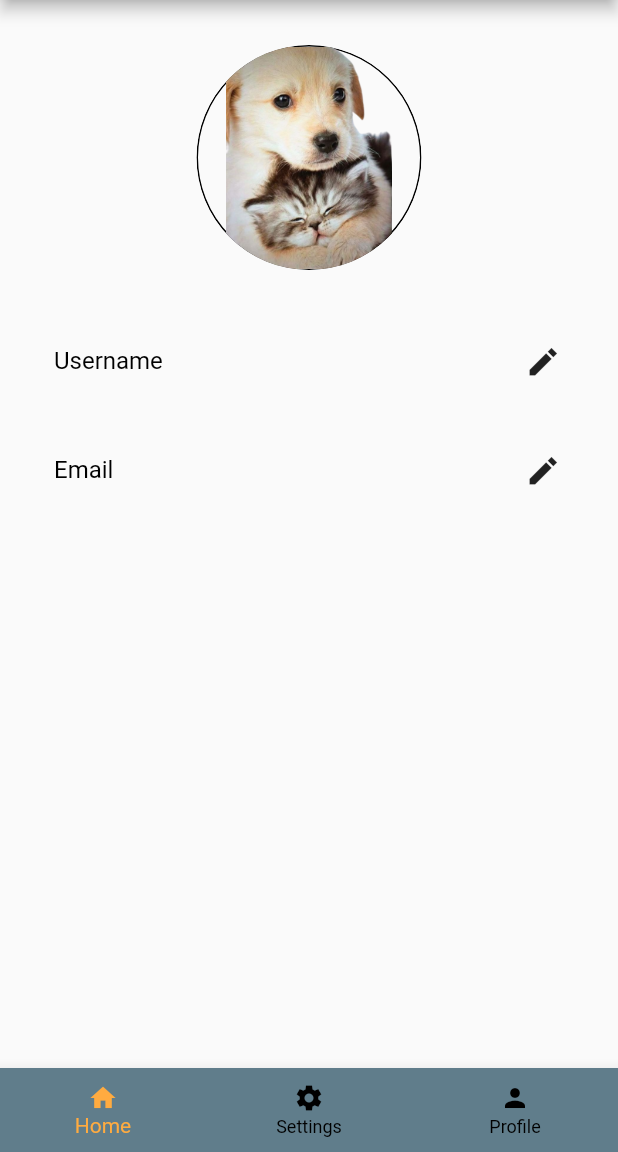
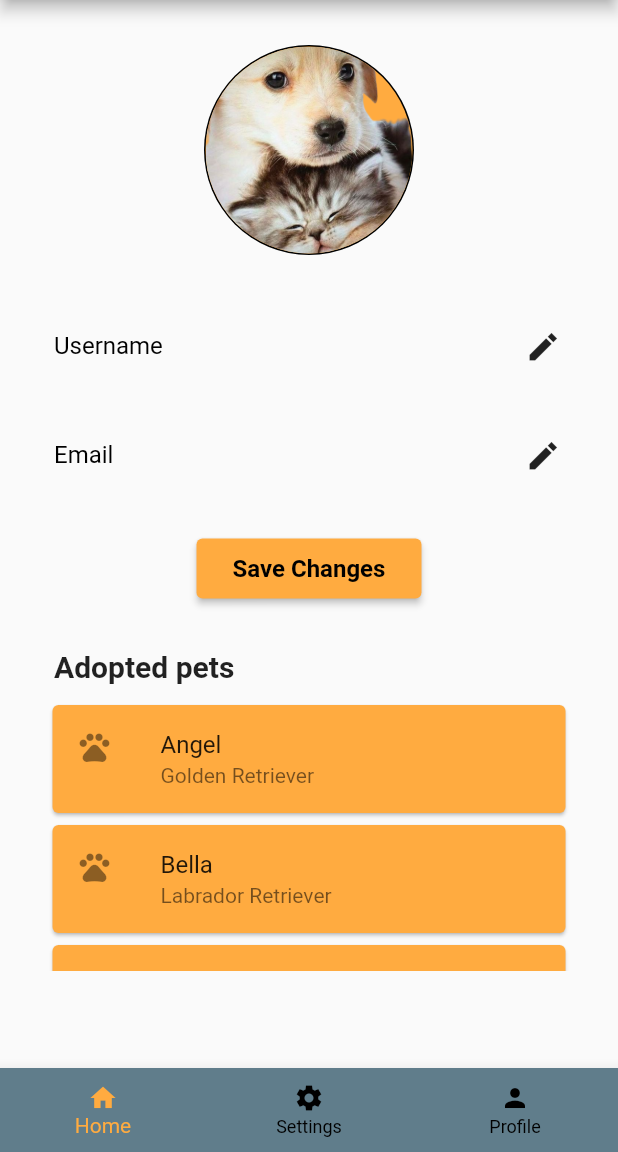
Before and after one commit to moonflaked/PetMatch, a Flutter app: the PetMatchPageSelector screen opened directly, swiped to page 3, on a phone screen of 412 x 824 dp, the part 84-1236 px from its top. Run offline on Flutter 3.47's test engine with Material 2 defaults, Android fonts, the phone set to English and light mode, and no system bars.

Commit message:
Completed profile page and changed profile picture into CircleAvatar

```diff
--- a/lib/category_page.dart
+++ b/lib/category_page.dart
@@ -47,6 +47,7 @@ class _PetMatchPageSelectorState extends State<PetMatchPageSelector> {
   @override
   Widget build(BuildContext context) {
     return Scaffold(
+        resizeToAvoidBottomInset: false,
         appBar: AppBar(
             backgroundColor: Colors.blueGrey,
             leading: Image.asset("assets/images/logo.png"),
@@ -310,7 +311,6 @@ class _CategoryScrollSectionState extends State<CategoryScrollSection>
                             return SpeciesContainer(
                                 speciesName: mapOfSpecies[categoryName]![pIndex]
                             );
-
                           }
                       )
                     ],
--- a/lib/profile_page.dart
+++ b/lib/profile_page.dart
@@ -11,7 +11,11 @@ class _ProfilePageState extends State<ProfilePage> {
   TextEditingController usernameController = TextEditingController();
   TextEditingController emailController = TextEditingController();
 
-
+  Map<String, String> mapOfPets = {
+    "Angel" : "Golden Retriever",
+    "Bella" : "Labrador Retriever",
+    "Daisy" : "Beagle",
+  };
 
   @override
   Widget build(BuildContext context) {
@@ -20,6 +24,8 @@ class _ProfilePageState extends State<ProfilePage> {
 
     String emailFieldTitle = "Email";
     FocusNode emailFocusNode = FocusNode();
+
+    ScrollController adoptedPetScrollController = ScrollController();
     return Column(
       crossAxisAlignment: CrossAxisAlignment.center,
       children: [
@@ -48,8 +54,94 @@ class _ProfilePageState extends State<ProfilePage> {
               textFieldTitle: emailFieldTitle,
             )
         ),
+        Container(
+          alignment: Alignment.center,
+          margin: const EdgeInsets.only(
+            top: 20,
+          ),
 
+          child: ElevatedButton(
+            onPressed: () {
+
+            },
+            style: ButtonStyle(
+              backgroundColor: MaterialStateProperty.all(
+                Colors.orangeAccent
+              ),
+              minimumSize: MaterialStateProperty.all(
+                const Size(150, 40)
+              ),
+
+            ),
+            child: const Text(
+              "Save Changes",
+              style: TextStyle(
+                color: Colors.black,
+                fontWeight: FontWeight.bold,
+                fontSize: 16,
+              )
+            )
+          )
+        ),
+        Container(
+          margin: const EdgeInsets.only(
+            left: 10,
+            top: 30,
+          ),
+          width: 350,
+          alignment: Alignment.centerLeft,
+          child: const Text(
+            "Adopted pets",
+            style: TextStyle(
+              fontSize: 20,
+              fontWeight: FontWeight.bold,
+            )
+          )
+        ),
+        Container(
+          margin: const EdgeInsets.only(
+            top: 10,
+          ),
+          width: 350,
+          height: 181.2,
+          alignment: Alignment.centerLeft,
+          child: ListView.builder(
+                scrollDirection: Axis.vertical,
+                controller: adoptedPetScrollController,
+                shrinkWrap: true,
+                itemCount: mapOfPets.length,
+                itemBuilder: (BuildContext pContext, int pIndex) {
+                  return AdoptedPetCard(
+                      petName: mapOfPets.keys.elementAt(pIndex),
+                      speciesName: mapOfPets.values.elementAt(pIndex)
+                  );
+                },
+              ),
+            )
       ]
+    );
+  }
+}
+
+class AdoptedPetCard extends StatefulWidget {
+  final String petName;
+  final String speciesName;
+  const AdoptedPetCard({super.key, required this.petName, required this.speciesName});
+
+  @override
+  State<AdoptedPetCard> createState() => _AdoptedPetCardState();
+}
+
+class _AdoptedPetCardState extends State<AdoptedPetCard> {
+  @override
+  Widget build(BuildContext context) {
+    return Card(
+      color: Colors.orangeAccent,
+      child: ListTile(
+        leading: const Icon(Icons.pets_sharp),
+        title: Text(widget.petName),
+        subtitle: Text(widget.speciesName),
+      )
     );
   }
 }
@@ -169,27 +261,21 @@ class ProfilePicture extends StatefulWidget {
 class _ProfilePictureState extends State<ProfilePicture> {
   @override
   Widget build(BuildContext context) {
-    return Center(
+    return const Center(
       child: Padding(
-        padding: const EdgeInsets.only(
+        padding: EdgeInsets.only(
           top: 30,
         ),
-        child: ClipRRect(
-            borderRadius: BorderRadius.circular(300),
-            child: Container(
-              width: 150,
-              height: 150,
-              decoration: BoxDecoration(
-                  shape: BoxShape.circle,
-                  border: Border.all(
-                    color: Colors.black,
-                    width: 1,
-                  )
-              ),
-              child: Image.asset("assets/images/landingImage.png"),
-            )
+        child: CircleAvatar(
+          backgroundColor: Colors.black,
+          radius: 70,
+          child: CircleAvatar(
+            backgroundImage: AssetImage("assets/images/landingImage.png"),
+            radius: 69,
+            backgroundColor: Colors.orangeAccent,
+          )
+        )
         ),
-      ),
     );
   }
 }
```
